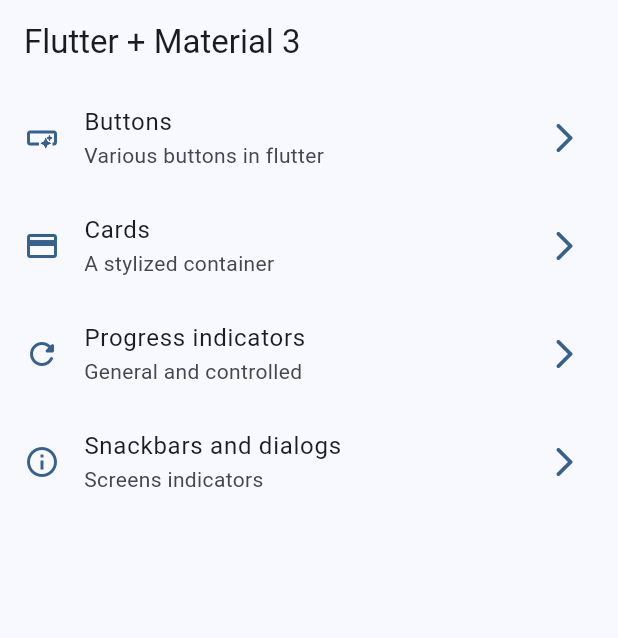
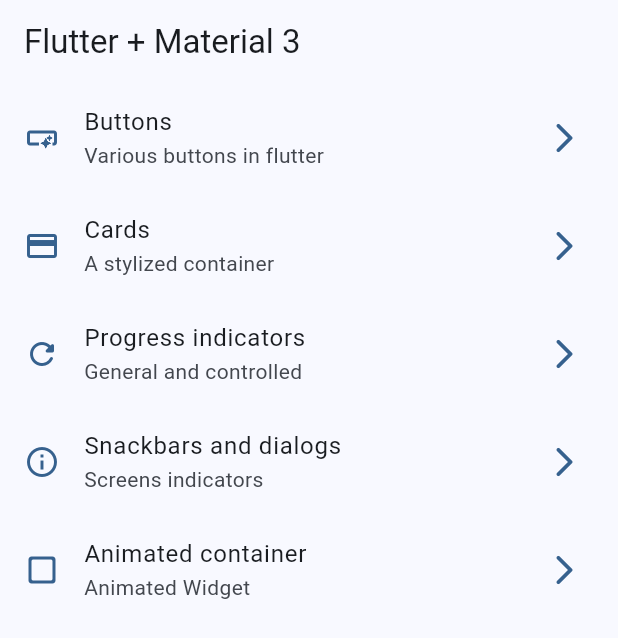
Before and after one commit to raudel25/widget_app, a Flutter app: the screen it shows after launch, on a phone screen of 412 x 824 dp. Shown: the top 638 px of the screen. Run offline on Flutter 3.47's test engine with Material 3 defaults, Android fonts, the phone set to English and light mode, and no system bars; our stand-ins replace go_router.

Commit message:
animated

```diff
--- a/lib/config/menu/menu_items.dart
+++ b/lib/config/menu/menu_items.dart
@@ -33,5 +33,10 @@ const appMenuItems = <MenuItem>[
       title: 'Snackbars and dialogs',
       subTitle: 'Screens indicators',
       route: '/snackbars',
-      icon: Icons.info_outline)
+      icon: Icons.info_outline),
+  MenuItem(
+      title: 'Animated container',
+      subTitle: 'Animated Widget',
+      route: '/animated',
+      icon: Icons.check_box_outline_blank_rounded)
 ];
--- a/lib/config/router/app_router.dart
+++ b/lib/config/router/app_router.dart
@@ -1,4 +1,5 @@
 import 'package:go_router/go_router.dart';
+import 'package:widget_app/presentation/screens/animated/animated_screen.dart';
 import 'package:widget_app/presentation/screens/buttons/buttons_screen.dart';
 import 'package:widget_app/presentation/screens/cards/cards_screen.dart';
 import 'package:widget_app/presentation/screens/home/home_screen.dart';
@@ -26,6 +27,10 @@ final appRouter = GoRouter(
     GoRoute(
       path: '/snackbars',
       builder: (context, state) => const SnackbarsScreen(),
+    ),
+    GoRoute(
+      path: '/animated',
+      builder: (context, state) => const AnimatedScreen(),
     )
   ],
 );
```
Also changed, not shown: lib/presentation/screens/animated/animated_screen.dart (added, +49 -0 lines).
